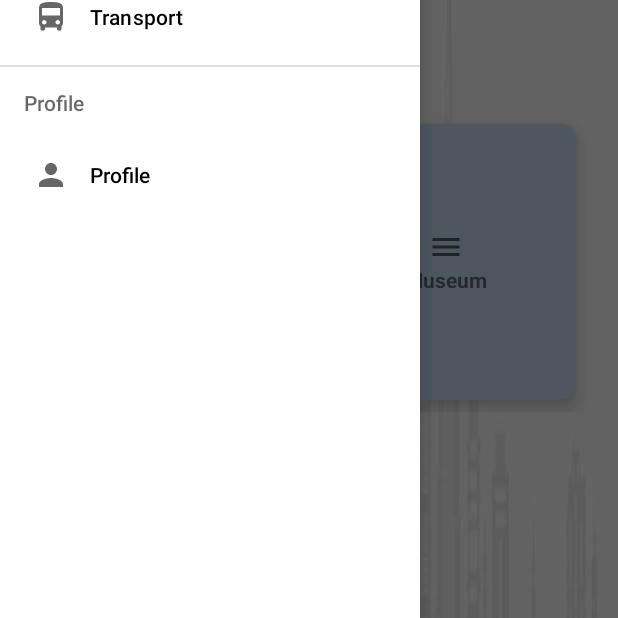
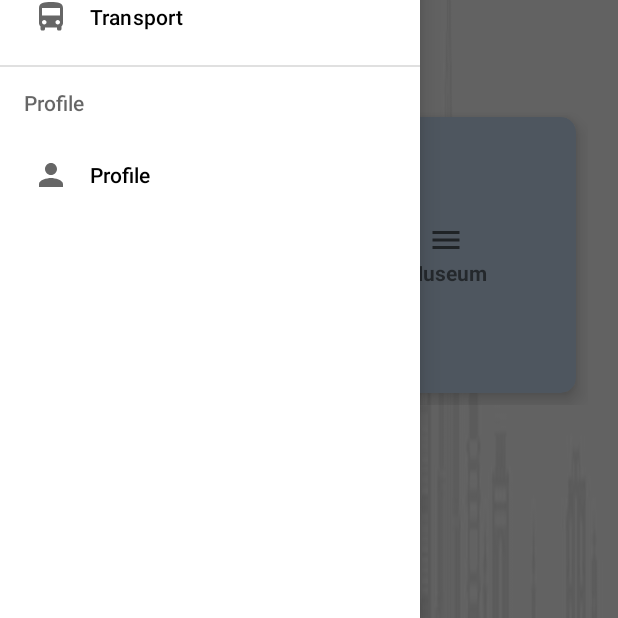
Before and after one commit to fatimahbadin/DevelopmentProject, an Android app: the ActivityFragment screen opened through its navigation route, with the side drawer open, on a phone screen of 412 x 824 dp, the part 333-951 px from its top. Run offline under Robolectric (Android 15) with nearby library versions, the phone set to English and light mode, and no system bars; our stand-ins replace navigation-ui.

```diff
--- a/Easy2Book/app/src/main/java/com/example/easy2book/Home.kt
+++ b/Easy2Book/app/src/main/java/com/example/easy2book/Home.kt
@@ -4,7 +4,6 @@ import androidx.appcompat.app.AppCompatActivity
 import android.os.Bundle
 import android.widget.ImageView
 import android.widget.TextView
-import androidx.cardview.widget.CardView
 import androidx.core.view.GravityCompat
 import androidx.drawerlayout.widget.DrawerLayout
 import androidx.navigation.Navigation
@@ -20,9 +19,6 @@ class Home : AppCompatActivity() {
         val drawerLayout = findViewById<DrawerLayout>(R.id.drawerLayout)
         val imgMenuToggle = findViewById<ImageView>(R.id.imgMenuToggle)
         val navView = findViewById<NavigationView>(R.id.navDrawer)
-//        val btnActivity = findViewById<CardView>(R.id.btnActivity)
-
-//        supportFragmentManager.beginTransaction().replace(R.id.fragment, HomeFragment()).commit()
 
         navView.itemIconTintList = null
         imgMenuToggle.setOnClickListener{
@@ -32,9 +28,9 @@ class Home : AppCompatActivity() {
         val navController = Navigation.findNavController(this, R.id.fragment)
         NavigationUI.setupWithNavController(navView, navController)
 
-        val txtTitle = findViewById<TextView>(R.id.txtTitle)
-        navController.addOnDestinationChangedListener { controller, destination, arguments ->
-            txtTitle.text = destination.label
-        }
+//        val txtTitle = findViewById<TextView>(R.id.txtTitle)
+//        navController.addOnDestinationChangedListener { controller, destination, arguments ->
+//            txtTitle.text = destination.label
+//        }
     }
 }
--- a/Easy2Book/app/src/main/java/com/example/easy2book/Nav/ActivityFragment.kt
+++ b/Easy2Book/app/src/main/java/com/example/easy2book/Nav/ActivityFragment.kt
@@ -9,7 +9,6 @@ import android.view.ViewGroup
 import androidx.cardview.widget.CardView
 import com.example.easy2book.Activity.Cinema
 import com.example.easy2book.Activity.Museum
-import com.example.easy2book.Home
 import com.example.easy2book.R
 
 class ActivityFragment : Fragment() {
--- a/Easy2Book/app/src/main/java/com/example/easy2book/Nav/TransportFragment.kt
+++ b/Easy2Book/app/src/main/java/com/example/easy2book/Nav/TransportFragment.kt
@@ -7,7 +7,6 @@ import android.view.LayoutInflater
 import android.view.View
 import android.view.ViewGroup
 import androidx.cardview.widget.CardView
-import com.example.easy2book.Activity.Museum
 import com.example.easy2book.R
 import com.example.easy2book.Transport.Bus
 import com.example.easy2book.Transport.Train
--- a/Easy2Book/app/src/main/res/layout/activity_bus.xml
+++ b/Easy2Book/app/src/main/res/layout/activity_bus.xml
@@ -162,6 +162,7 @@
         android:layout_gravity="center"
         android:backgroundTint="@color/btnColour"
         android:elevation="15dp"
+        android:onClick="confirmBtn"
         android:text="Confrim"
         android:textAllCaps="true"
         android:textColor="@color/textColor"
@@ -181,6 +182,7 @@
         android:layout_gravity="center"
         android:backgroundTint="@color/btnColour"
         android:elevation="15dp"
+        android:onClick="backBtn"
         android:text="Back"
         android:textAllCaps="true"
         android:textColor="@color/textColor"
--- a/Easy2Book/app/src/main/res/layout/activity_cinema.xml
+++ b/Easy2Book/app/src/main/res/layout/activity_cinema.xml
@@ -111,6 +111,7 @@
         android:layout_gravity="center"
         android:backgroundTint="@color/btnColour"
         android:elevation="15dp"
+        android:onClick="confirmBtn"
         android:text="Confrim"
         android:textAllCaps="true"
         android:textColor="@color/textColor"
@@ -130,6 +131,7 @@
         android:layout_gravity="center"
         android:backgroundTint="@color/btnColour"
         android:elevation="15dp"
+        android:onClick="backBtn"
         android:text="Back"
         android:textAllCaps="true"
         android:textColor="@color/textColor"
--- a/Easy2Book/app/src/main/res/layout/activity_home.xml
+++ b/Easy2Book/app/src/main/res/layout/activity_home.xml
@@ -5,7 +5,6 @@
     xmlns:tools="http://schemas.android.com/tools"
     android:layout_width="match_parent"
     android:layout_height="match_parent"
-    android:background="@drawable/travel_bg"
     android:id="@+id/drawerLayout"
     tools:context=".Home">
 
@@ -39,7 +38,7 @@
                 android:textStyle="bold|normal"
                 android:textSize="18sp"
                 android:layout_margin="15dp"
-                android:textColor="#0E38CF"
+                android:textColor="@color/btnColour"
                 android:layout_width="match_parent"
                 android:layout_height="wrap_content" />
 
--- a/Easy2Book/app/src/main/res/layout/activity_museum.xml
+++ b/Easy2Book/app/src/main/res/layout/activity_museum.xml
@@ -110,6 +110,7 @@
         android:layout_gravity="center"
         android:backgroundTint="@color/btnColour"
         android:elevation="15dp"
+        android:onClick="confirmBtn"
         android:text="Confrim"
         android:textAllCaps="true"
         android:textColor="@color/textColor"
@@ -129,6 +130,7 @@
         android:layout_gravity="center"
         android:backgroundTint="@color/btnColour"
         android:elevation="15dp"
+        android:onClick="backBtn"
         android:text="Back"
         android:textAllCaps="true"
         android:textColor="@color/textColor"
--- a/Easy2Book/app/src/main/res/layout/activity_train.xml
+++ b/Easy2Book/app/src/main/res/layout/activity_train.xml
@@ -148,6 +148,7 @@
         android:layout_gravity="center"
         android:backgroundTint="@color/btnColour"
         android:elevation="15dp"
+        android:onClick="confirmBtn"
         android:text="Confrim"
         android:textAllCaps="true"
         android:textColor="@color/textColor"
@@ -167,6 +168,7 @@
         android:layout_gravity="center"
         android:backgroundTint="@color/btnColour"
         android:elevation="15dp"
+        android:onClick="backBtn"
         android:text="Back"
         android:textAllCaps="true"
         android:textColor="@color/textColor"
--- a/Easy2Book/app/src/main/res/layout/fragment_activity.xml
+++ b/Easy2Book/app/src/main/res/layout/fragment_activity.xml
@@ -23,7 +23,7 @@
         android:layout_height="200dp"
         android:layout_below="@+id/txtActivityTitle"
         android:layout_marginLeft="20dp"
-        android:layout_marginTop="150dp"
+        android:layout_marginTop="145dp"
         android:layout_marginRight="20dp"
         android:columnCount="2"
         android:rowCount="3">
@@ -38,10 +38,10 @@
             android:layout_columnWeight="1"
             android:layout_gravity="fill"
             android:layout_margin="8dp"
-            app:cardElevation="8dp"
+            android:backgroundTint="@color/textColor"
+            android:clickable="true"
             app:cardCornerRadius="10dp"
-            android:backgroundTint="@color/textColor"
-            android:clickable="true">
+            app:cardElevation="8dp">
 
             <LinearLayout
                 android:layout_width="wrap_content"
@@ -75,10 +75,10 @@
             android:layout_columnWeight="1"
             android:layout_gravity="fill"
             android:layout_margin="8dp"
-            app:cardElevation="8dp"
+            android:backgroundTint="@color/textColor"
+            android:clickable="true"
             app:cardCornerRadius="10dp"
-            android:backgroundTint="@color/textColor"
-            android:clickable="true">
+            app:cardElevation="8dp">
 
             <LinearLayout
                 android:layout_width="wrap_content"
--- a/Easy2Book/app/src/main/res/layout/fragment_transport.xml
+++ b/Easy2Book/app/src/main/res/layout/fragment_transport.xml
@@ -22,7 +22,7 @@
         android:layout_width="match_parent"
         android:layout_height="200dp"
         android:layout_below="@+id/txtTransportTitle"
-        android:layout_marginTop="150dp"
+        android:layout_marginTop="145dp"
         android:layout_marginLeft="20dp"
         android:layout_marginRight="20dp"
         android:columnCount="2"
```
Also changed, not shown: Easy2Book/app/src/main/res/layout/fragment_home.xml (+7 -7 lines).
